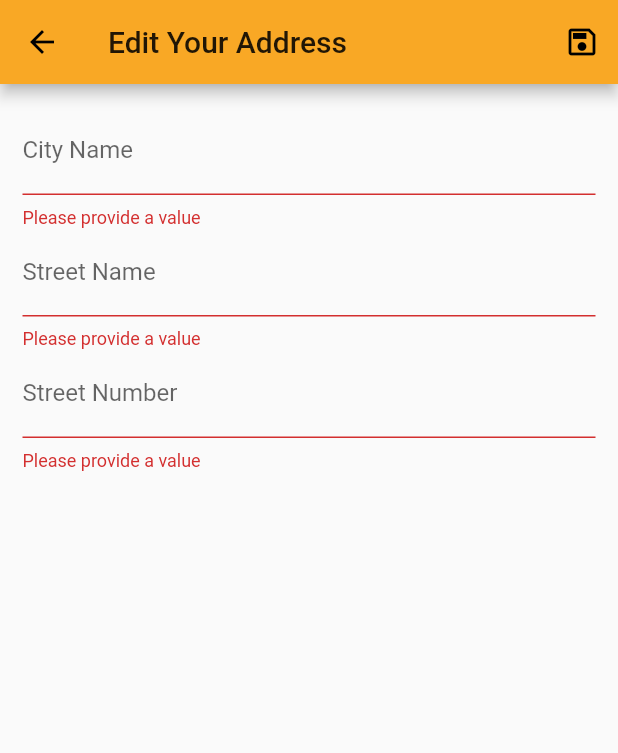
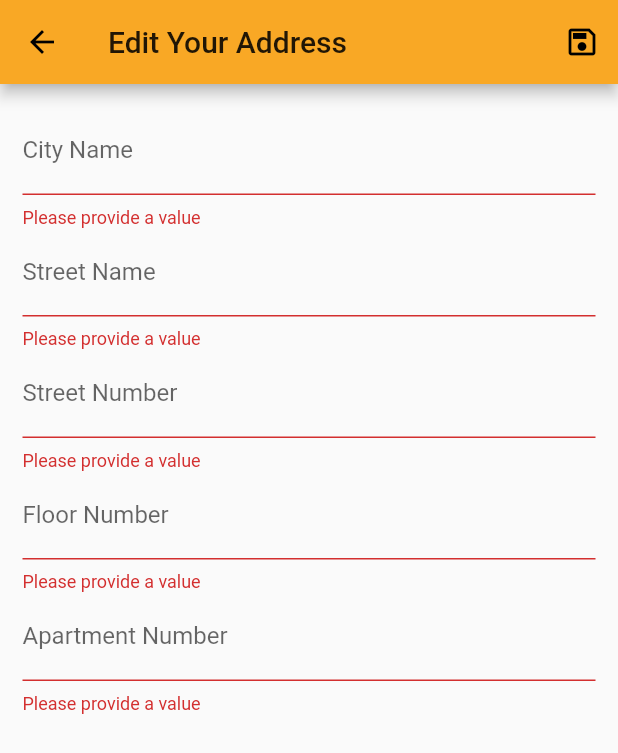
Before and after one commit to RoyAvidar/flutter, a Flutter app: the EditAddressScreen screen opened by its route, after a tap on the "save" icon, on a phone screen of 412 x 824 dp. Shown: the top 753 px of the screen. Run offline on Flutter 3.47's test engine with Material 2 defaults, Android fonts, the phone set to English and light mode, and no system bars; our stand-ins replace shared_preferences; accounts and stored records are empty.

Commit message:
added Floor and Apartment to the user address

```diff
--- a/lib/models/address.dart
+++ b/lib/models/address.dart
@@ -5,11 +5,15 @@ class AddressItem {
   final String cityName;
   final String streetName;
   final int streetNumber;
+  final int floorNumber;
+  final int apartment;
 
   AddressItem({
     @required this.addressId,
     @required this.cityName,
     @required this.streetName,
     @required this.streetNumber,
+    @required this.floorNumber,
+    @required this.apartment,
   });
 }
--- a/lib/providers/address.dart
+++ b/lib/providers/address.dart
@@ -3,7 +3,6 @@ import 'package:flutter/material.dart';
 import 'package:http/http.dart' as http;
 import '../models/http_exception.dart';
 import '../models/address.dart';
-import '../widgets/address_item.dart';
 
 class Address with ChangeNotifier {
   //Address(this._authToken, this._expiryDate, this._userId);
@@ -40,6 +39,8 @@ class Address with ChangeNotifier {
           'cityName': address.cityName,
           'streetName': address.streetName,
           'streetNumber': address.streetNumber,
+          'floorNumber': address.floorNumber,
+          'apartment': address.apartment,
         }),
       );
       final newAddress = AddressItem(
@@ -47,6 +48,8 @@ class Address with ChangeNotifier {
         cityName: address.cityName,
         streetName: address.streetName,
         streetNumber: address.streetNumber,
+        floorNumber: address.floorNumber,
+        apartment: address.apartment,
       );
       // addressList.add(newAddress);
       _addressList.add(newAddress);
@@ -76,6 +79,8 @@ class Address with ChangeNotifier {
             cityName: addressData['cityName'],
             streetName: addressData['streetName'],
             streetNumber: addressData['streetNumber'],
+            floorNumber: addressData['floorNumber'],
+            apartment: addressData['apartment'],
           ),
         );
         _addressList = loadedAddress.reversed.toList();
@@ -95,6 +100,8 @@ class Address with ChangeNotifier {
             'cityName': newAddress.cityName,
             'streetName': newAddress.streetName,
             'streetNumber': newAddress.streetNumber,
+            'floorNumber': newAddress.floorNumber,
+            'apartment': newAddress.apartment,
           }));
       _addressList[addressIndex] = newAddress;
       notifyListeners();
--- a/lib/screens/edit_address_screen.dart
+++ b/lib/screens/edit_address_screen.dart
@@ -23,6 +23,8 @@ class _EditAddressScreenState extends State<EditAddressScreen> {
     'cityName': '',
     'streetName': '',
     'streetNumber': '',
+    'floorNumber': '',
+    'apartment': '',
   };
 
   Future<void> _saveAddressForm() async {
@@ -77,6 +79,8 @@ class _EditAddressScreenState extends State<EditAddressScreen> {
           'cityName': _editedAddress.cityName,
           'streetName': _editedAddress.streetName,
           'streetNumber': _editedAddress.streetNumber.toString(),
+          'floorNumber': _editedAddress.floorNumber.toString(),
+          'apartment': _editedAddress.apartment.toString(),
         };
       }
     }
@@ -122,6 +126,8 @@ class _EditAddressScreenState extends State<EditAddressScreen> {
                           cityName: value,
                           streetName: _editedAddress.streetName,
                           streetNumber: _editedAddress.streetNumber,
+                          floorNumber: _editedAddress.floorNumber,
+                          apartment: _editedAddress.apartment,
                         );
                       },
                     ),
@@ -141,6 +147,8 @@ class _EditAddressScreenState extends State<EditAddressScreen> {
                           cityName: _editedAddress.cityName,
                           streetName: value,
                           streetNumber: _editedAddress.streetNumber,
+                          floorNumber: _editedAddress.floorNumber,
+                          apartment: _editedAddress.apartment,
                         );
                       },
                     ),
@@ -164,6 +172,59 @@ class _EditAddressScreenState extends State<EditAddressScreen> {
                           cityName: _editedAddress.cityName,
                           streetName: _editedAddress.streetName,
                           streetNumber: int.parse(value),
+                          floorNumber: _editedAddress.floorNumber,
+                          apartment: _editedAddress.apartment,
+                        );
+                      },
+                    ),
+                    TextFormField(
+                      initialValue: _initValues['floorNumber'],
+                      decoration: InputDecoration(labelText: 'Floor Number'),
+                      textInputAction: TextInputAction.done,
+                      keyboardType: TextInputType.number,
+                      validator: (value) {
+                        if (value.isEmpty) {
+                          return 'Please provide a value';
+                        }
+                        if (double.tryParse(value) == null) {
+                          return 'Please enter a valid number';
+                        }
+                        return null;
+                      },
+                      onSaved: (value) {
+                        _editedAddress = AddressItem(
+                          addressId: _editedAddress.addressId,
+                          cityName: _editedAddress.cityName,
+                          streetName: _editedAddress.streetName,
+                          streetNumber: _editedAddress.streetNumber,
+                          floorNumber: int.parse(value),
+                          apartment: _editedAddress.apartment,
+                        );
+                      },
+                    ),
+                    TextFormField(
+                      initialValue: _initValues['apartment'],
+                      decoration:
+                          InputDecoration(labelText: 'Apartment Number'),
+                      textInputAction: TextInputAction.done,
+                      keyboardType: TextInputType.number,
+                      validator: (value) {
+                        if (value.isEmpty) {
+                          return 'Please provide a value';
+                        }
+                        if (double.tryParse(value) == null) {
+                          return 'Please enter a valid number';
+                        }
+                        return null;
+                      },
+                      onSaved: (value) {
+                        _editedAddress = AddressItem(
+                          addressId: _editedAddress.addressId,
+                          cityName: _editedAddress.cityName,
+                          streetName: _editedAddress.streetName,
+                          streetNumber: _editedAddress.streetNumber,
+                          floorNumber: _editedAddress.floorNumber,
+                          apartment: int.parse(value),
                         );
                       },
                     ),
```
Also changed, not shown: lib/widgets/address_item.dart (+21 -3 lines), lib/widgets/pizza_circle.dart (+59 -2 lines).
